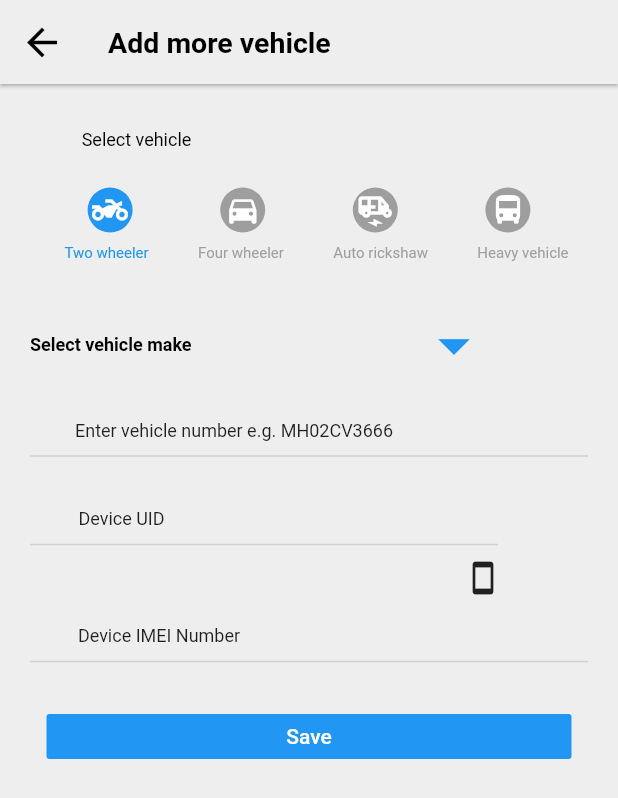
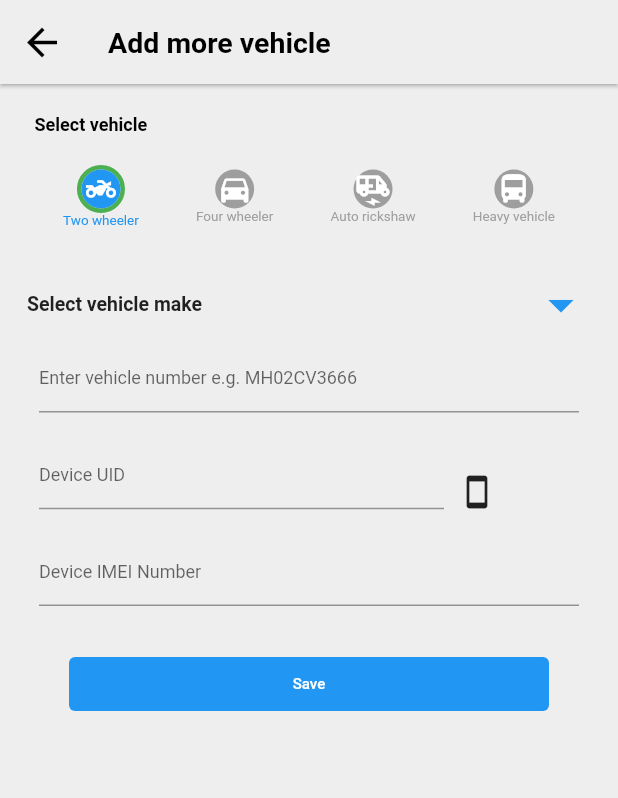
Before and after one commit to Ayan-Github1/Internship_app1, a Flutter app: the AddMoreVehicleState screen opened directly, on a phone screen of 412 x 824 dp. Shown: the top 798 px of the screen. Run offline on Flutter 3.47's test engine with Material 2 defaults, Android fonts, the phone set to English and light mode, and no system bars; our stand-ins replace font_awesome_flutter, google_maps_flutter, iconsax, line_icons, percent_indicator.

Commit message:
Nagaraj's commit

```diff
--- a/lib/AddMoreVehicle.dart
+++ b/lib/AddMoreVehicle.dart
@@ -1,5 +1,6 @@
 import 'package:flutter/cupertino.dart';
 import 'package:flutter/material.dart';
+import 'package:flutter/rendering.dart';
 void main() => runApp(const AddMoreVehicle());
 
 class  AddMoreVehicle extends StatelessWidget{
@@ -7,9 +8,8 @@ class  AddMoreVehicle extends StatelessWidget{
 
   @override
   Widget build(BuildContext context) {
-    return MaterialApp(
-      home: AddMoreVehicleState(),
-    );
+    return AddMoreVehicleState();
+
   }
 }
 
@@ -21,8 +21,10 @@ class AddMoreVehicleState extends StatefulWidget{
 
 
 class AddMoreVehiclePage extends State<AddMoreVehicleState>{
+  String _chooseValue = 'Select vehicle make';
   Widget build(BuildContext context){
     return Scaffold(
+      resizeToAvoidBottomInset: false ,
       backgroundColor: Colors.grey.shade200,
       appBar: AppBar(
         iconTheme: IconThemeData(color: Colors.black),
@@ -32,7 +34,7 @@ class AddMoreVehiclePage extends State<AddMoreVehicleState>{
               builder: (context) =>
                   IconButton(
                     icon: Icon(Icons.arrow_back,size: 30.0,),
-                    onPressed: () => Scaffold.of(context).openDrawer(),
+                    onPressed: () => Navigator.pop(context),
                   ),
             )
         ),
@@ -41,175 +43,178 @@ class AddMoreVehiclePage extends State<AddMoreVehicleState>{
         title: Text("Add more vehicle",style: TextStyle(color: Colors.black,fontWeight: FontWeight.bold,fontSize: 19.0),),
       ),
 
-      body: Column(
+      body: Padding(
+        padding: const EdgeInsets.only(top: 15.0,left: 18.0,right: 18.0),
+        child: Column(
           children: <Widget>[
             Padding(
-            padding: const EdgeInsets.only(top:30.0,right: 230.0),
-            child: Text("Select vehicle",style: TextStyle(color: Colors.black,fontSize: 12.0),),
+              padding: const EdgeInsets.only(bottom: 8.0),
+              child: Container(
+                height: 100,
+                decoration: BoxDecoration(
+                  // border: Border.all()
                 ),
+                child: Padding(
+                  padding: const EdgeInsets.all(5.0),
+                  child: Column(
+                    crossAxisAlignment: CrossAxisAlignment.start,
+                    children: <Widget>[
                       Padding(
-            padding: const EdgeInsets.only(top: 25.0),
-            child: Row(
-              mainAxisAlignment: MainAxisAlignment.spaceEvenly,
+                        padding: const EdgeInsets.only(bottom: 20.0),
+                        child: Text("Select vehicle",style: TextStyle(color: Colors.black,fontSize: 12.0,fontWeight: FontWeight.w700)),
+                      ),
+                      Row(
+                        mainAxisAlignment: MainAxisAlignment.spaceAround,
                         children: <Widget>[
-                CircleAvatar(
-                  radius: 15.0,
-                  child: Icon(Icons.two_wheeler_outlined),
+                          Column(
+                            children: <Widget>[
+                              Container(
+                                child: CircleAvatar(
+                                  radius: 13,
+                                    child: Icon(Icons.two_wheeler_outlined,size: 20,),
                                     backgroundColor: Colors.blue,
                                     foregroundColor: Colors.white,
                                 ),
+                                decoration: new BoxDecoration(
+                                  shape: BoxShape.circle,
 
+                                  border: new Border.all(
+                                    color: Colors.green,
+                                    width: 3.0,
+                                  ),
+                                ),
+                              ),
+                              Text("Two wheeler",style: TextStyle(fontSize: 9.0,color: Colors.blue),),
+                            ],
+                          ),
 
+                          Column(
+                            children: <Widget>[
                               CircleAvatar(
-                  radius: 15.0,
+                                            radius: 13.0,
                                             child: Icon(Icons.directions_car),
                                             backgroundColor: Colors.grey,
                                             foregroundColor: Colors.white,
                               ),
+                              Text("Four wheeler",style: TextStyle(fontSize: 9.0,color: Colors.grey),),
+                            ],
+                          ),
 
-
+                          Column(
+                            children: <Widget>[
                               CircleAvatar(
-                  radius: 15.0,
+                                radius: 13.0,
                                 child: Icon(Icons.electric_rickshaw),
                                 backgroundColor: Colors.grey,
                                             foregroundColor: Colors.white,
                               ),
+                              Text("Auto rickshaw",style: TextStyle(fontSize: 9.0,color: Colors.grey),),
+                            ],
+                          ),
 
+                          Column(
+                            children: <Widget>[
                               CircleAvatar(
-                  radius: 15.0,
+                                radius: 13.0,
                                 child: Icon(Icons.directions_bus),
                                 backgroundColor: Colors.grey,
                                             foregroundColor: Colors.white,
                               ),
+                              Text("Heavy vehicle",style: TextStyle(fontSize: 9.0,color: Colors.grey),),
+                            ],
+                          ),
 
+                        ],
+                      )
                     ],
                   ),
                 ),
-          Column(
+              ),
+            ),
+
+            Container(
+              height: 400,
+              decoration: BoxDecoration(
+                  // border: Border.all()
+              ),
+              child: Column(
                 children: <Widget>[
-              Padding(
-                padding: const EdgeInsets.all(0.0),
-                child: Row(
-                  mainAxisAlignment: MainAxisAlignment.spaceEvenly,
-                  children: [
-                    Padding(
-                      padding: const EdgeInsets.only(left:10.0,top: 8.0),
-                      child: Text("Two wheeler",style: TextStyle(fontSize: 10.0,color: Colors.blue),),
+                  DropdownButtonHideUnderline(
+                    child: DropdownButton<String>(
+                      isExpanded: true,
+                      elevation: 0,
+                      value: _chooseValue,
+                      items: <String>['Select vehicle make'].map<DropdownMenuItem<String>>((String value){
+                        return DropdownMenuItem<String>(
+                          value: value,
+                          child: Text(value,style: TextStyle(fontSize: 13.0,fontWeight: FontWeight.w700),),
+                        );
+                      }
+                      ).toList(),
+                      onChanged: (String? value){
+                        setState(() {
+                          _chooseValue = value!;
+                        });
+                      },
+                      icon: Icon(Icons.arrow_drop_down,color: Colors.blue,size: 40.0),
+                    ),
                   ),
                   Padding(
-                      padding: const EdgeInsets.only(top: 8.0),
-                      child: Text("Four wheeler",style: TextStyle(fontSize: 10.0,color: Colors.grey),),
+                    padding: const EdgeInsets.only(bottom: 8.0,left: 8.0,right: 8.0),
+                    child: TextField(
+                      decoration: InputDecoration(
+                          hintText: "Enter vehicle number e.g. MH02CV3666", hintStyle: TextStyle(fontSize: 12.0)
+                         ),
+                    ),
                   ),
                   Padding(
-                      padding: const EdgeInsets.only(top: 8.0),
-                      child: Text("Auto rickshaw",style: TextStyle(fontSize: 10.0,color: Colors.grey),),
+                    padding: const EdgeInsets.all(8.0),
+                    child: Row(
+                      children: [
+                        Container(
+                          width: 270,
+                          child: TextField(
+                            decoration: InputDecoration(
+
+                                hintText: "Device UID", hintStyle: TextStyle(fontSize: 12.0)
+                            ),
+                          ),
                         ),
                         Padding(
-                      padding: const EdgeInsets.only(top: 8.0),
-                      child: Text("Heavy vehicle",style: TextStyle(fontSize: 10.0,color: Colors.grey),),
+                          padding: const EdgeInsets.only(top: 25.0,left: 10),
+                          child: Icon(Icons.smartphone),
                         ),
+                      ],
+                    ),
+                   //
+                  ),
+
+                  Padding(
+                    padding: const EdgeInsets.all(8.0),
+                    child: TextField(
+                      decoration: InputDecoration(
+                          hintText: "Device IMEI Number", hintStyle: TextStyle(fontSize: 12.0)
+                      ),
+                    ),
+                  ),
+                  Padding(
+                    padding: const EdgeInsets.only(top: 20.0),
+                    child: Container(
+                      width: 320,
+                      child: ElevatedButton(
+                          onPressed: null,
+                          child: Text("Save",style: TextStyle(color: Colors.white,fontSize: 10.0),),
+                          style:ButtonStyle(backgroundColor: MaterialStateProperty.all<Color>(Colors.blue))),
+                    ),
+                  )
                 ],
               ),
             ),
 
           ],
-
         ),
-          Column(
-            children: <Widget>[
-              Padding(
-                padding: const EdgeInsets.only(top: 30.0,right: 10.0,left: 20.0),
-                child: Row(
-                  children: [
-                    Text("Select vehicle make",style: TextStyle(color: Colors.black,fontWeight: FontWeight.bold,fontSize: 12.0),),
-                    Padding(
-                      padding: const EdgeInsets.only(right: 8.0,left: 150.0),
-                      child: Icon(Icons.arrow_drop_down,color: Colors.blue,size: 50.0,),
       )
 
-                  ],
-                ),
-              ),
-
-
-            ],
-
-
-          ),
-          Column(
-            children: <Widget>[
-              Padding(
-                padding: const EdgeInsets.only(top:25.0,right: 100.0),
-                child: Text("Enter vehicle number e.g. MH02CV3666",style: TextStyle(fontWeight: FontWeight.normal,fontSize: 12.0),),
-              ),
-              Divider(
-                thickness: 1.0,
-                height: 20,
-                indent: 20,
-                endIndent: 20,
-              )
-            ],
-          ),
-
-          Column(
-            children: <Widget>[
-              Padding(
-                padding: const EdgeInsets.only(top:25.0,right: 250.0),
-                child: Text("Device UID",style: TextStyle(fontWeight: FontWeight.normal,fontSize: 12.0),),
-              ),
-              Divider(
-                thickness: 1.0,
-                height: 20,
-                indent: 20,
-                endIndent: 80,
-              ),
-              Padding(
-                padding: const EdgeInsets.only(bottom:15.0,left: 310.0,),
-                child: Row(
-                  children: <Widget>[
-                    Icon(Icons.smartphone)
-                  ],
-                ),
-              )
-            ],
-          ),
-
-          Column(
-            children: <Widget>[
-              Padding(
-                padding: const EdgeInsets.only(top:5.0,right: 200.0),
-                child: Text("Device IMEI Number",style: TextStyle(fontWeight: FontWeight.normal,fontSize: 12.0),),
-              ),
-              Divider(
-                thickness: 1.0,
-                height: 20,
-                indent: 20,
-                endIndent: 20,
-              )
-            ],
-          ),
-
-          Column(
-            children: <Widget>[
-              Padding(
-                padding: const EdgeInsets.all(25.0),
-                child: Container(
-                  height: 30,
-                  width: 350,
-                  child: FlatButton(
-                    child: Text("Save",style: TextStyle(color: Colors.white),),
-
-                    color: Colors.blue,
-
-                    onPressed: () {},
-                  ),
-                ),
-              ),
-            ],
-          )
-
-        ],
-      ),
     );
   }
 }
--- a/lib/Dashboard.dart
+++ b/lib/Dashboard.dart
@@ -61,7 +61,7 @@ class _MyDashboardState extends State<MyDashboard>{
           Stack(
             children: <Widget>[
               Container(
-                height: MediaQuery.of(context).size.height * 0.59,
+                height: MediaQuery.of(context).size.height * 0.629,
 
                 // Map integration code
                 child:  GoogleMap(
@@ -190,7 +190,7 @@ class _MyDashboardState extends State<MyDashboard>{
 
 
           Container(
-            height: 133.0,
+            height: MediaQuery.of(context).size.height * 0.19,
             color: Colors.grey.shade200,
             child: Column(
               children: <Widget>[
--- a/lib/main.dart
+++ b/lib/main.dart
@@ -3,7 +3,6 @@ import 'package:flutter/material.dart';
 import 'package:internship_app/statistics.dart';
 import 'package:line_icons/line_icons.dart';
 import 'package:font_awesome_flutter/font_awesome_flutter.dart';
-
 
 import 'AddMoreVehicle.dart';
 import 'Dashboard.dart';
@@ -319,6 +318,7 @@ class Settings extends StatelessWidget{
 
       body: SingleChildScrollView(
         child: Container(
+          height: MediaQuery.of(context).size.height,
           color: Colors.grey.shade200,
           child: Column(
             children: <Widget>[
--- a/lib/statistics.dart
+++ b/lib/statistics.dart
@@ -86,7 +86,7 @@ class Grid extends StatelessWidget{
     return Column(
       children: <Widget>[
         Container(
-          height: 430.0,
+          height: MediaQuery.of(context).size.height * 0.75,
           decoration: BoxDecoration(
             // border: Border.all()
           ),
--- a/pubspec.yaml
+++ b/pubspec.yaml
@@ -59,7 +59,7 @@ flutter:
 #    - assets/images/guage.svg
     - assets/images/location.png
     - assets/images/heart.jpg
-    - assets/images/sharedwithme.jpeg
+    - assets/images/swm.jpeg
 
   # An image asset can refer to one or more resolution-specific "variants", see
   # https://flutter.dev/assets-and-images/#resolution-aware.
```
Also changed, not shown: lib/locationShare.dart (+4 -5 lines), lib/myProfile.dart (+71 -25 lines), assets/images/sharedwithme.jpeg (deleted), assets/images/swm.jpeg (added). Lines whose indentation alone changed are shown as unchanged.
